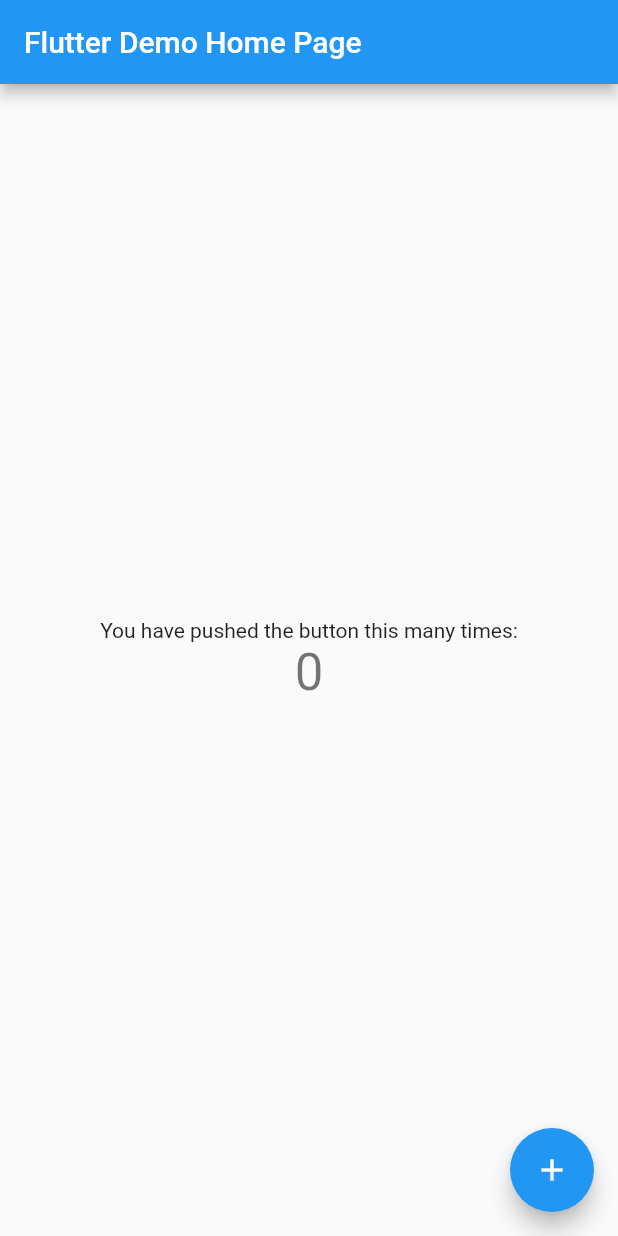
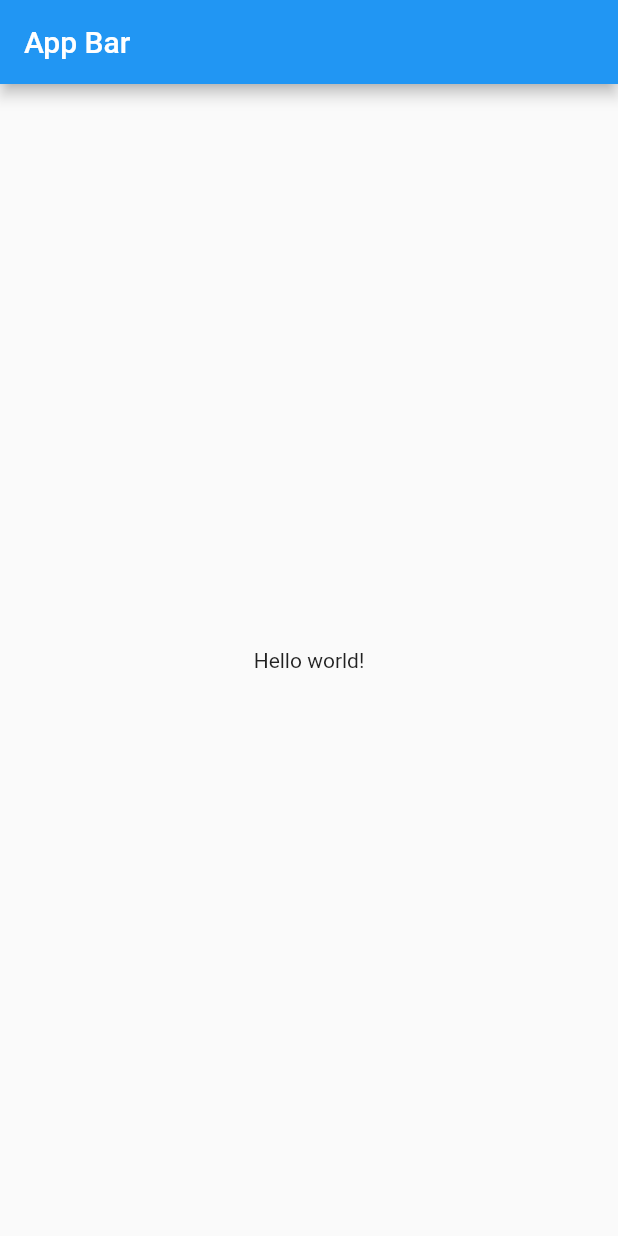
Before and after one commit to bladerangel/personal_expenses, a Flutter app: the screen it shows after launch, on a phone screen of 412 x 824 dp. Run offline on Flutter 3.47's test engine with Material 2 defaults, Android fonts, the phone set to English and light mode, and no system bars.

Commit message:
Remove initial code

```diff
--- a/lib/main.dart
+++ b/lib/main.dart
@@ -1,64 +1,26 @@
 import 'package:flutter/material.dart';
 
-void main() {
-  runApp(MyApp());
-}
+void main() => runApp(MyApp());
 
 class MyApp extends StatelessWidget {
   @override
   Widget build(BuildContext context) {
     return MaterialApp(
       title: 'Flutter Demo',
-      theme: ThemeData(
-        primarySwatch: Colors.blue,
-      ),
-      home: MyHomePage(title: 'Flutter Demo Home Page'),
+      home: MyHomePage(),
     );
   }
 }
 
-class MyHomePage extends StatefulWidget {
-  MyHomePage({Key key, this.title}) : super(key: key);
-
-  final String title;
-
-  @override
-  _MyHomePageState createState() => _MyHomePageState();
-}
-
-class _MyHomePageState extends State<MyHomePage> {
-  int _counter = 0;
-
-  void _incrementCounter() {
-    setState(() {
-      _counter++;
-    });
-  }
-
+class MyHomePage extends StatelessWidget {
   @override
   Widget build(BuildContext context) {
     return Scaffold(
       appBar: AppBar(
-        title: Text(widget.title),
+        title: Text("App Bar"),
       ),
       body: Center(
-        child: Column(
-          mainAxisAlignment: MainAxisAlignment.center,
-          children: <Widget>[
-            Text(
-              'You have pushed the button this many times:',
-            ),
-            Text(
-              '$_counter',
-              style: Theme.of(context).textTheme.headline4,
-            ),
-          ],
-        ),
-      ),
-      floatingActionButton: FloatingActionButton(
-        onPressed: _incrementCounter,
-        tooltip: 'Increment',
-        child: Icon(Icons.add),
+        child: Text("Hello world!"),
       ),
     );
   }
```
